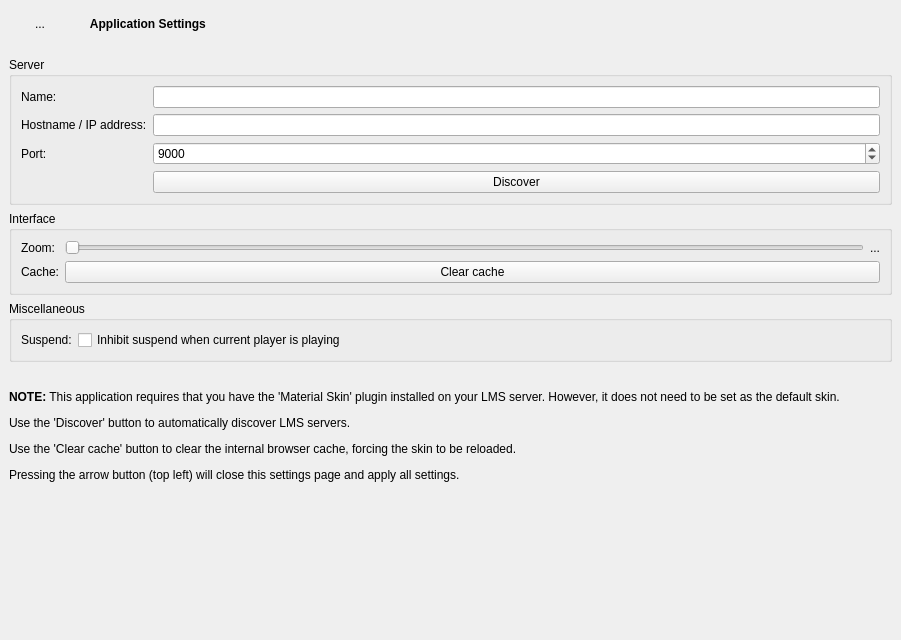
CDrummond/melodeon, file src/settingswidget.ui: the form before one commit.
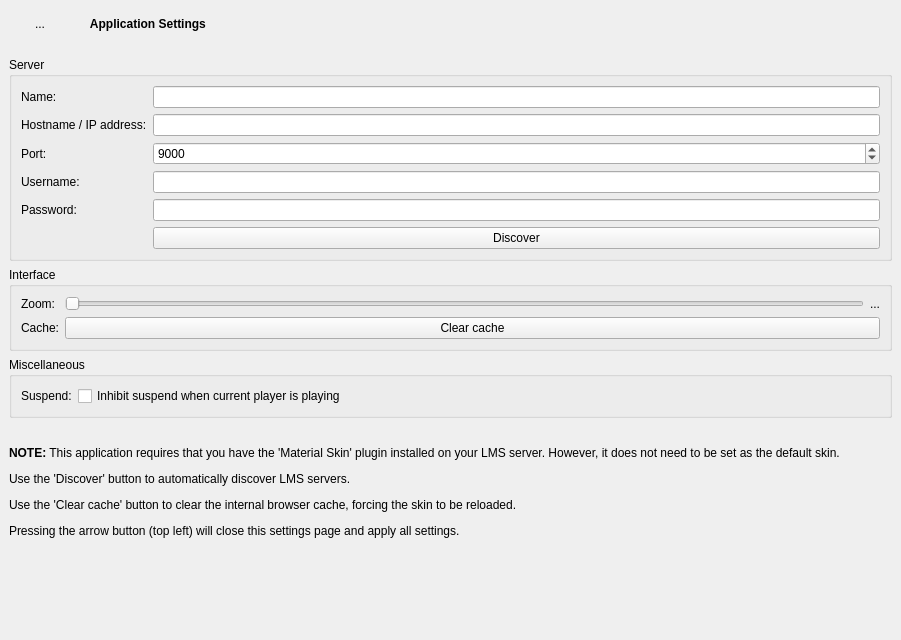
The form after the commit.

Commit message: Add support for password proteced servers.

```diff
--- a/src/settingswidget.ui
+++ b/src/settingswidget.ui
@@ -116,8 +116,8 @@
        <rect>
         <x>0</x>
         <y>0</y>
-        <width>901</width>
-        <height>592</height>
+        <width>880</width>
+        <height>814</height>
        </rect>
       </property>
       <layout class="QGridLayout" name="gridLayout">
@@ -179,7 +179,31 @@
             </property>
            </widget>
           </item>
+          <item row="3" column="0">
+           <widget class="QLabel" name="label_3b">
+            <property name="text">
+             <string>Username:</string>
+            </property>
+           </widget>
+          </item>
+          <item row="3" column="1">
+           <widget class="QLineEdit" name="userName"/>
+          </item>
+          <item row="4" column="0">
+           <widget class="QLabel" name="label_3c">
+            <property name="text">
+             <string>Password:</string>
+            </property>
+           </widget>
+          </item>
           <item row="4" column="1">
+           <widget class="QLineEdit" name="password">
+            <property name="echoMode">
+             <enum>QLineEdit::Password</enum>
+            </property>
+           </widget>
+          </item>
+          <item row="5" column="1">
            <widget class="QPushButton" name="discoverServer">
             <property name="text">
              <string>Discover</string>
```
The commit also changes 6 other files.
